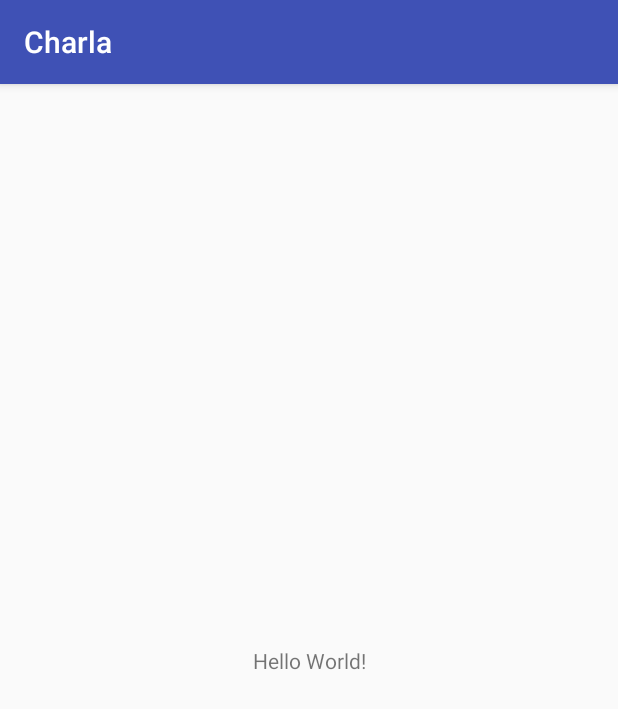
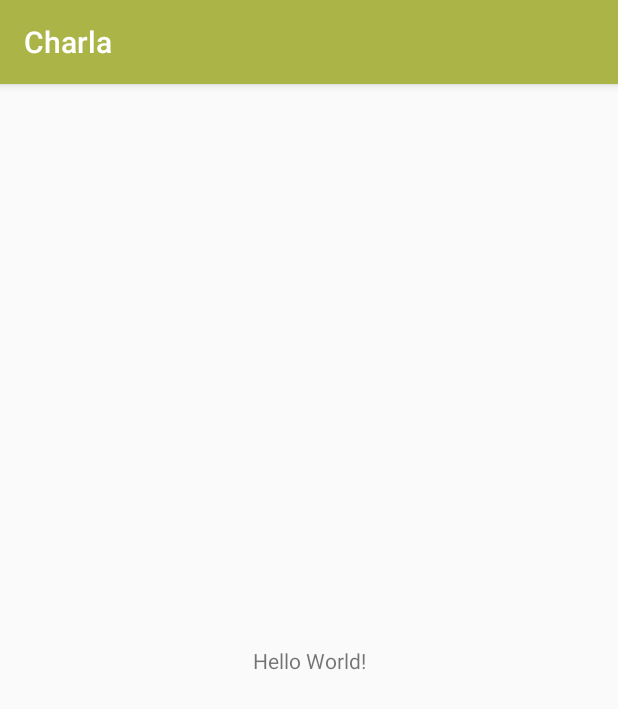
Before and after one commit to Siddharth1698/Charla, an Android app: the screen it shows after launch (MainActivity), on a phone screen of 412 x 824 dp. Shown: the top 709 px of the screen. Run offline under Robolectric (Android 15) with nearby library versions, the phone set to English and light mode, and no system bars.

```diff
--- a/app/build.gradle
+++ b/app/build.gradle
@@ -20,9 +20,15 @@ android {
 
 dependencies {
     implementation fileTree(dir: 'libs', include: ['*.jar'])
+    //noinspection GradleCompatible
     implementation 'com.android.support:appcompat-v7:28.0.0'
     implementation 'com.android.support.constraint:constraint-layout:1.1.3'
+    implementation 'com.google.firebase:firebase-auth:11.8.0'
+    implementation 'com.google.firebase:firebase-database:11.8.0'
+    implementation 'com.google.firebase:firebase-storage:11.8.0'
     testImplementation 'junit:junit:4.12'
     androidTestImplementation 'com.android.support.test:runner:1.0.2'
     androidTestImplementation 'com.android.support.test.espresso:espresso-core:3.0.2'
 }
+
+apply plugin: 'com.google.gms.google-services'
--- a/app/src/main/res/values/colors.xml
+++ b/app/src/main/res/values/colors.xml
@@ -1,6 +1,6 @@
 <?xml version="1.0" encoding="utf-8"?>
 <resources>
-    <color name="colorPrimary">#3F51B5</color>
-    <color name="colorPrimaryDark">#303F9F</color>
-    <color name="colorAccent">#FF4081</color>
+    <color name="colorPrimary">#abb446</color>
+    <color name="colorPrimaryDark">#afb839</color>
+    <color name="colorAccent">#7232ba</color>
 </resources>
--- a/build.gradle
+++ b/build.gradle
@@ -12,6 +12,7 @@ buildscript {
 
         // NOTE: Do not place your application dependencies here; they belong
         // in the individual module build.gradle files
+        classpath 'com.google.gms:google-services:3.1.1'
     }
 }
 
```
Also changed, not shown: 1 other file.
